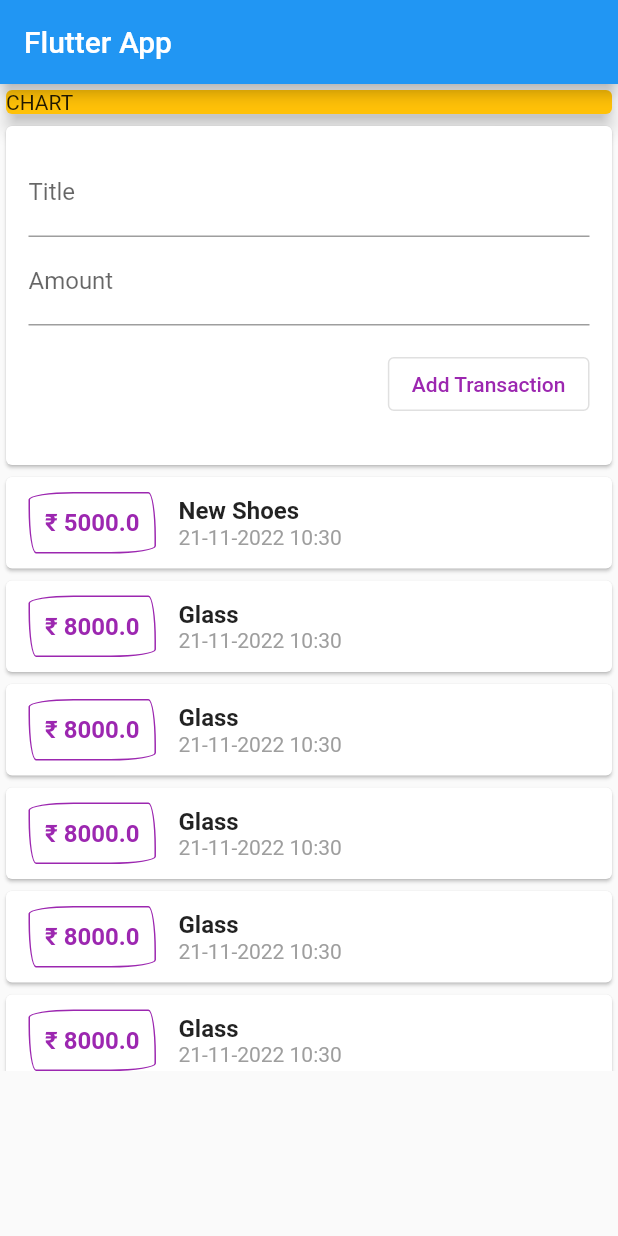
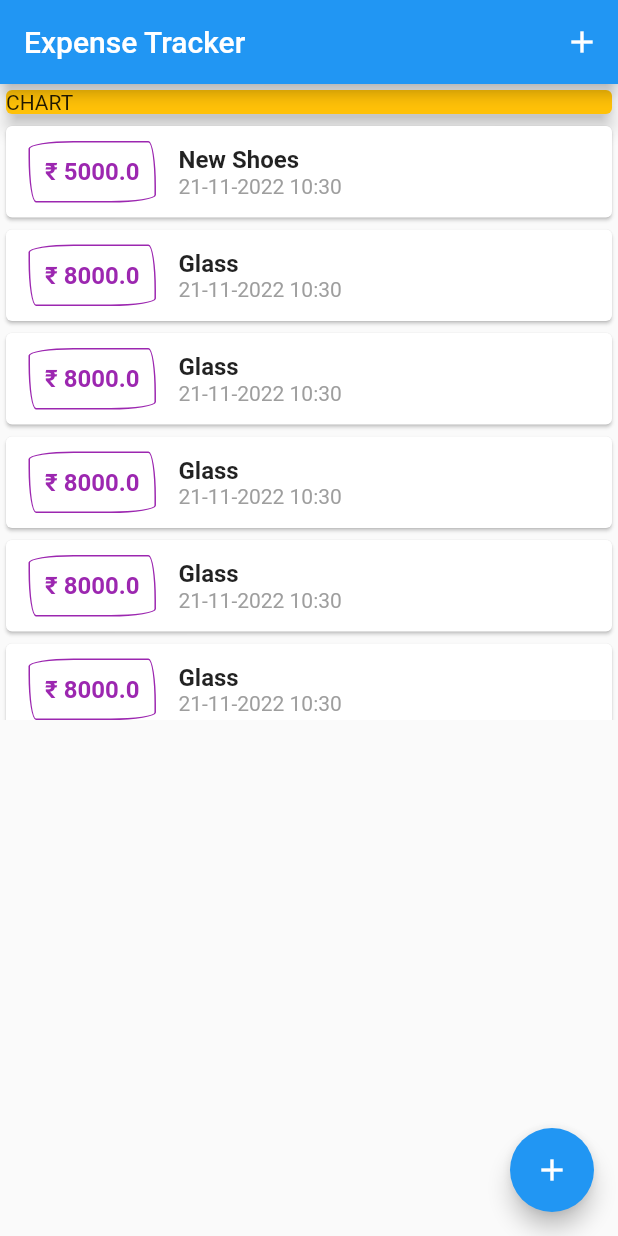
Before and after one commit to GauravKhalapurkar/expense_tracker, a Flutter app: the screen it shows after launch, on a phone screen of 412 x 824 dp. Run offline on Flutter 3.47's test engine with Material 2 defaults, Android fonts, the phone set to English and light mode, and no system bars.

Commit message:
Added modal for adding transaction.

```diff
--- a/lib/main.dart
+++ b/lib/main.dart
@@ -1,6 +1,8 @@
+import 'package:expense_tracker/widgets/transaction_list.dart';
 import 'package:flutter/material.dart';
 
-import './widgets/user_transactions.dart';
+import './models/transaction.dart';
+import './widgets/add_transaction.dart';
 
 void main() => runApp(MyApp());
 
@@ -14,14 +16,64 @@ class MyApp extends StatelessWidget {
   }
 }
 
-class MyHomePage extends StatelessWidget {
-  //String inputTitle, inputAmount;
+class MyHomePage extends StatefulWidget {
+  @override
+  _MyHomePageState createState() => _MyHomePageState();
+}
+//String inputTitle, inputAmount;
+
+class _MyHomePageState extends State<MyHomePage> {
+  final List<Transaction> _userTransactions = [
+    Transaction(
+        id: 't1', title: 'New Shoes', amount: 5000, date: DateTime.now()),
+    Transaction(id: 't2', title: 'Glass', amount: 8000, date: DateTime.now()),
+    Transaction(id: 't3', title: 'Glass', amount: 8000, date: DateTime.now()),
+    Transaction(id: 't4', title: 'Glass', amount: 8000, date: DateTime.now()),
+    Transaction(id: 't5', title: 'Glass', amount: 8000, date: DateTime.now()),
+    Transaction(id: 't6', title: 'Glass', amount: 8000, date: DateTime.now()),
+    Transaction(id: 't7', title: 'Glass', amount: 8000, date: DateTime.now()),
+    Transaction(id: 't8', title: 'Glass', amount: 8000, date: DateTime.now()),
+    Transaction(id: 't9', title: 'Glass', amount: 8000, date: DateTime.now()),
+    Transaction(id: 't10', title: 'Glass', amount: 8000, date: DateTime.now()),
+    Transaction(id: 't11', title: 'Glass', amount: 8000, date: DateTime.now()),
+    Transaction(id: 't12', title: 'Glass', amount: 8000, date: DateTime.now()),
+  ];
+
+  void _addNewTransaction(String txTitle, double txAmount) {
+    final newTx = Transaction(
+        id: DateTime.now().toString(),
+        title: txTitle,
+        amount: txAmount,
+        date: DateTime.now());
+
+    setState(() {
+      _userTransactions.add(newTx);
+    });
+  }
+
+  void _startAddNewTransaction(BuildContext ctx) {
+    showModalBottomSheet(
+        context: ctx,
+        builder: (_) {
+          return GestureDetector(
+            onTap: () {},
+            child: AddTransaction(_addNewTransaction),
+            behavior: HitTestBehavior.opaque,
+          );
+        });
+  }
 
   @override
   Widget build(BuildContext context) {
     return Scaffold(
       appBar: AppBar(
-        title: Text('Flutter App'),
+        title: Text('Expense Tracker'),
+        actions: <Widget>[
+          IconButton(
+            onPressed: () => {_startAddNewTransaction(context)},
+            icon: Icon(Icons.add),
+          ),
+        ],
       ),
       body: Column(
         crossAxisAlignment: CrossAxisAlignment.stretch,
@@ -34,9 +86,12 @@ class MyHomePage extends StatelessWidget {
               elevation: 5,
             ),
           ),
-          UserTransactions(),
+          TransactionList(_userTransactions),
         ],
       ),
+      floatingActionButton: FloatingActionButton(
+          child: Icon(Icons.add),
+          onPressed: () => {_startAddNewTransaction(context)}),
     );
   }
 }
--- a/lib/widgets/transaction_list.dart
+++ b/lib/widgets/transaction_list.dart
@@ -30,7 +30,7 @@ class TransactionList extends StatelessWidget {
                   ),
                   padding: EdgeInsets.all(10),
                   child: Text(
-                    "₹ ${transactions[index].amount}",
+                    "₹ ${transactions[index].amount.toStringAsFixed(1)}",
                     style: TextStyle(
                         fontWeight: FontWeight.bold,
                         fontSize: 16,
--- a/lib/widgets/user_transactions.dart
+++ /dev/null
@@ -1,45 +0,0 @@
-import 'package:flutter/material.dart';
-
-import './add_transaction.dart';
-import './transaction_list.dart';
-import '../models/transaction.dart';
-
-class UserTransactions extends StatefulWidget {
-  @override
-  UserTransactionsState createState() => UserTransactionsState();
-}
-
-class UserTransactionsState extends State<UserTransactions> {
-  final List<Transaction> _userTransactions = [
-    Transaction(
-        id: 't1', title: 'New Shoes', amount: 5000, date: DateTime.now()),
-    Transaction(id: 't2', title: 'Glass', amount: 8000, date: DateTime.now()),
-    Transaction(id: 't3', title: 'Glass', amount: 8000, date: DateTime.now()),
-    Transaction(id: 't4', title: 'Glass', amount: 8000, date: DateTime.now()),
-    Transaction(id: 't5', title: 'Glass', amount: 8000, date: DateTime.now()),
-    Transaction(id: 't6', title: 'Glass', amount: 8000, date: DateTime.now()),
-    Transaction(id: 't7', title: 'Glass', amount: 8000, date: DateTime.now()),
-  ];
-
-  void _addNewTransaction(String txTitle, double txAmount) {
-    final newTx = Transaction(
-        id: DateTime.now().toString(),
-        title: txTitle,
-        amount: txAmount,
-        date: DateTime.now());
-
-    setState(() {
-      _userTransactions.add(newTx);
-    });
-  }
-
-  @override
-  Widget build(BuildContext context) {
-    return Column(
-      children: [
-        AddTransaction(_addNewTransaction),
-        TransactionList(_userTransactions),
-      ],
-    );
-  }
-}
```
Also changed, not shown: lib/widgets/add_transaction.dart (+14 -4 lines).
